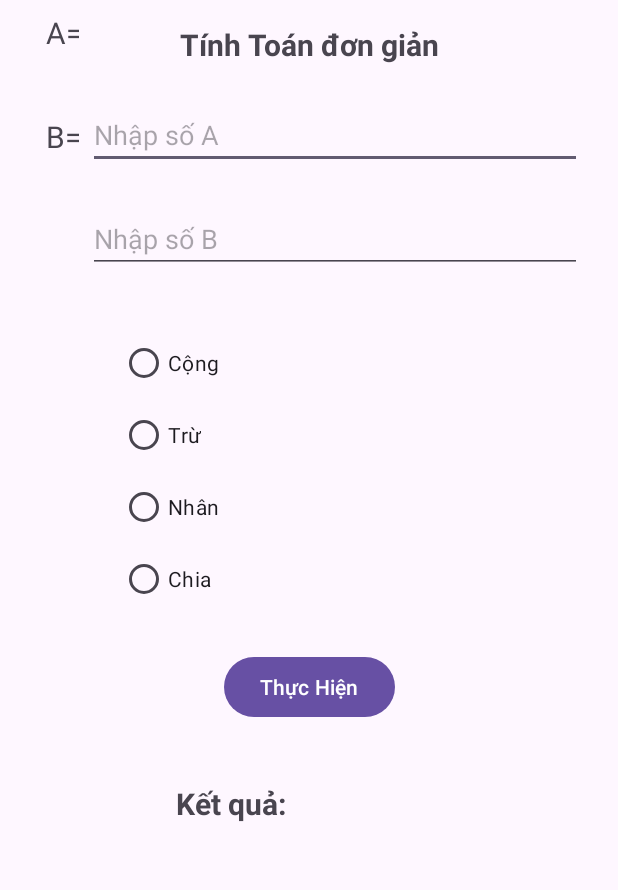
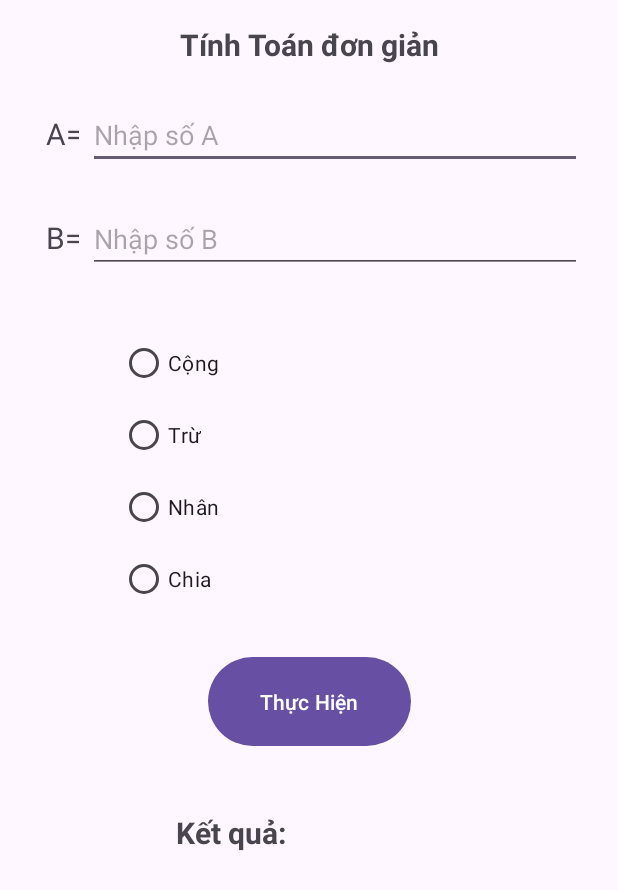
Before and after one commit to QuHung-0/64133129-MobileAppDev, an Android app: the screen it shows after launch (MainActivity), on a phone screen of 412 x 824 dp. Shown: the top 890 px of the screen. Run offline under Robolectric (Android 15) with nearby library versions, the phone set to English and light mode, and no system bars.

Commit message:
Full Code

```diff
--- a/Bai1_BasicGUI_SimpleMath/app/src/main/res/layout/activity_main.xml
+++ b/Bai1_BasicGUI_SimpleMath/app/src/main/res/layout/activity_main.xml
@@ -18,7 +18,7 @@
 		app:layout_constraintEnd_toStartOf="@+id/inputA"
 		app:layout_constraintHorizontal_bias="0.419"
 		app:layout_constraintStart_toStartOf="parent"
-		tools:layout_editor_absoluteY="67dp" />
+		app:layout_constraintTop_toTopOf="@+id/inputA" />
 
 	<TextView
 		android:id="@+id/editTextText2"
@@ -110,8 +110,8 @@
 
 	<Button
 		android:id="@+id/btnCalculate"
-		android:layout_width="wrap_content"
-		android:layout_height="wrap_content"
+		android:layout_width="135dp"
+		android:layout_height="67dp"
 		android:layout_marginTop="24dp"
 		android:text="Thực Hiện"
 		app:layout_constraintEnd_toEndOf="parent"
```
Also changed, not shown: 1 other file.
